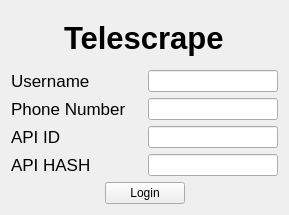
Before: the Qt Designer form src/gui/main_window/central_widget/login_widget/LoginWidget.ui in ephell/Telescrape, drawn with Qt 5.
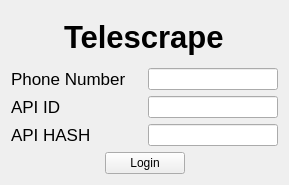
After: the same form once the commit is applied. Custom widgets are drawn as their Qt base class.

Commit message: Remove 'username'

Diff of the .ui file:
```diff
--- a/src/gui/main_window/central_widget/login_widget/LoginWidget.ui
+++ b/src/gui/main_window/central_widget/login_widget/LoginWidget.ui
@@ -7,7 +7,7 @@
     <x>0</x>
     <y>0</y>
     <width>289</width>
-    <height>215</height>
+    <height>185</height>
    </rect>
   </property>
   <property name="windowTitle">
@@ -33,31 +33,6 @@
    </item>
    <item>
     <layout class="QVBoxLayout" name="verticalLayout">
-     <item>
-      <layout class="QHBoxLayout" name="horizontalLayout">
-       <item>
-        <widget class="QLabel" name="label">
-         <property name="sizePolicy">
-          <sizepolicy hsizetype="Expanding" vsizetype="Preferred">
-           <horstretch>0</horstretch>
-           <verstretch>0</verstretch>
-          </sizepolicy>
-         </property>
-         <property name="font">
-          <font>
-           <pointsize>13</pointsize>
-          </font>
-         </property>
-         <property name="text">
-          <string>Username</string>
-         </property>
-        </widget>
-       </item>
-       <item>
-        <widget class="QLineEdit" name="line_edit_username"/>
-       </item>
-      </layout>
-     </item>
      <item>
       <layout class="QHBoxLayout" name="horizontalLayout_2">
        <item>
```
The commit also changes 4 other files.
